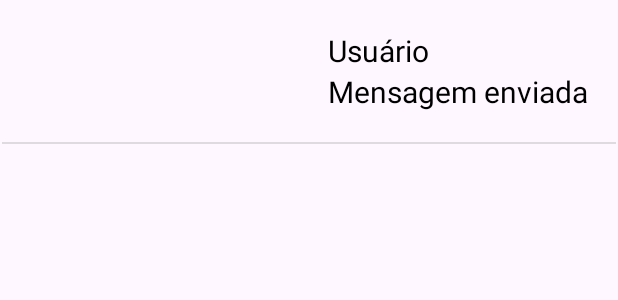
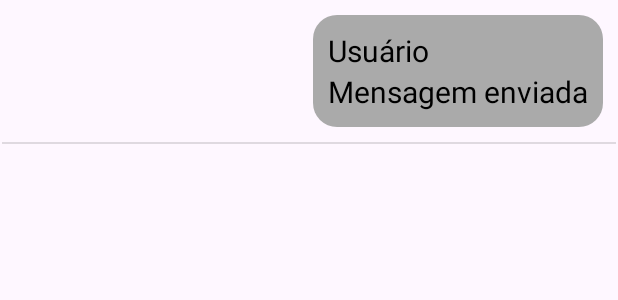
Before and after one commit to Gabriel-Fontanari1/chatSocketNew, an Android app: the layout chat_one_line_enviamsg.xml on its own in the app's theme, with its tools: preview values and no code run, on a phone screen of 412 x 824 dp. Shown: the top 300 px of the screen. Run offline under Robolectric (Android 15) with nearby library versions, the phone set to English and light mode, and no system bars.

```diff
--- /dev/null
+++ b/app/src/main/res/drawable/mensagemenviada_background.xml
@@ -0,0 +1,7 @@
+<?xml version="1.0" encoding="utf-8"?>
+<shape xmlns:android="http://schemas.android.com/apk/res/android">
+
+    <solid android:color="@android:color/darker_gray" />
+    <corners android:radius="16dp" />
+
+</shape>
--- a/app/src/main/res/layout/chat_one_line_enviamsg.xml
+++ b/app/src/main/res/layout/chat_one_line_enviamsg.xml
@@ -10,12 +10,13 @@
         android:id="@+id/messageContainer"
         android:layout_width="wrap_content"
         android:layout_height="wrap_content"
-        android:layout_marginTop="10dp"
         android:layout_marginEnd="10dp"
+        android:background="@drawable/mensagemenviada_background"
         android:orientation="vertical"
         android:padding="10dp"
         app:layout_constraintEnd_toEndOf="parent"
-        app:layout_constraintTop_toTopOf="parent">
+        app:layout_constraintTop_toTopOf="parent"
+        android:layout_marginTop="10dp">
 
 
         <TextView
--- a/app/src/main/res/layout/chat_one_line_recebemsg.xml
+++ b/app/src/main/res/layout/chat_one_line_recebemsg.xml
@@ -11,6 +11,7 @@
         android:layout_width="wrap_content"
         android:layout_height="wrap_content"
         android:layout_marginStart="10dp"
+        android:background="@drawable/mensagemrecebida_background"
         android:orientation="vertical"
         android:padding="10dp"
         app:layout_constraintStart_toStartOf="parent"
```
Also changed, not shown: app/src/main/res/drawable/mensagemrecebida_background.xml (added, +7 -0 lines).
